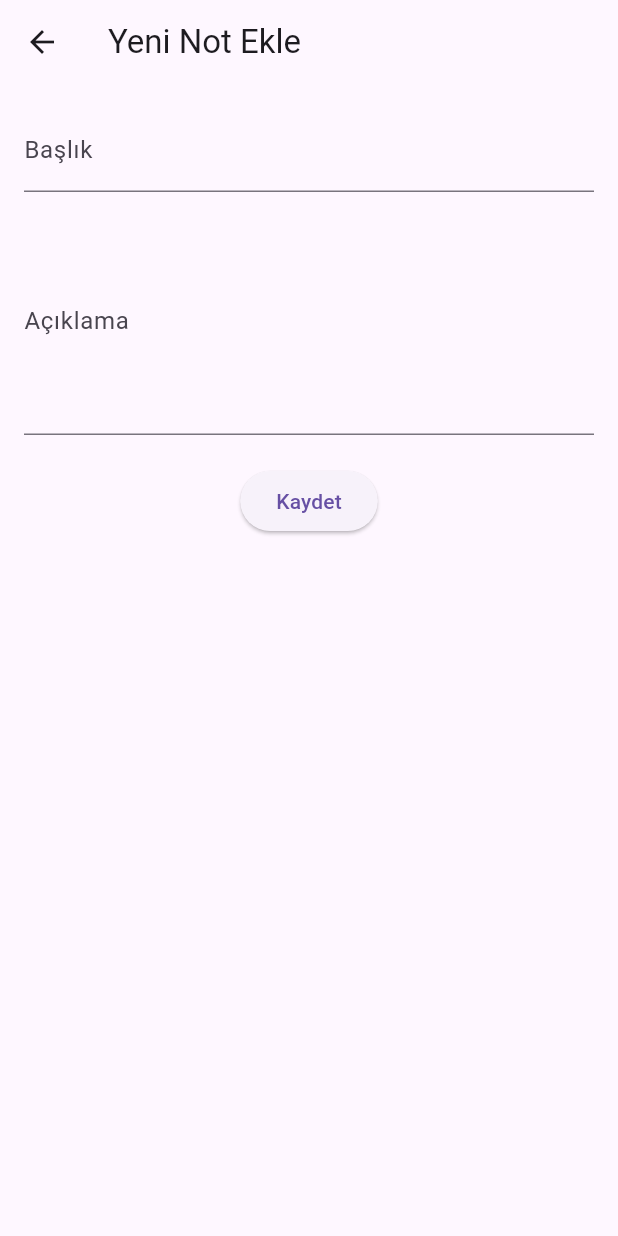
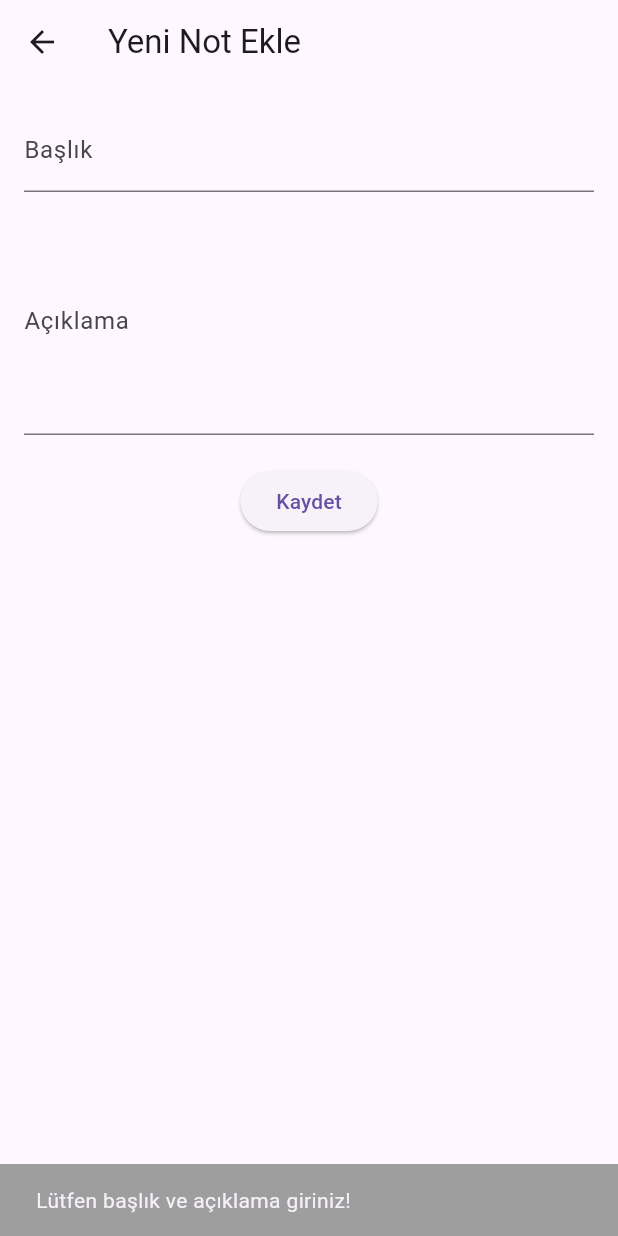
Before and after one commit to Aryayigit/Tidy_Note, a Flutter app: the AddNoteScreen screen opened directly, after a tap on "Kaydet", on a phone screen of 412 x 824 dp. Run offline on Flutter 3.47's test engine with Material 3 defaults, Android fonts, the phone set to English and light mode, and no system bars; our stand-ins replace hive, hive_flutter; accounts and stored records are empty.

Commit message:
* Added a warning message to show if the add note field is empty.

```diff
--- a/lib/screens/add_note_screen.dart
+++ b/lib/screens/add_note_screen.dart
@@ -33,24 +33,40 @@ class _AddNoteScreenState extends State<AddNoteScreen> {
               controller: _descriptionController,
               decoration: const InputDecoration(labelText: "Açıklama"),
               maxLines: 5,
-             textCapitalization: TextCapitalization.sentences,
+              textCapitalization: TextCapitalization.sentences,
             ),
             const SizedBox(height: 20),
             ElevatedButton(
               onPressed: () {
-                final title = _titleController.text.trim();
-                final description = _descriptionController.text.trim();
-
-                if (title.isNotEmpty && description.isNotEmpty) {
-                  Provider.of<NoteProvider>(context, listen: false)
-                      .addNote(title, description);
-                  Navigator.pop(context);
-                }
+                _saveNote(context);
               },
               child: const Text("Kaydet"),
             ),
           ],
         ),
+      ),
+    );
+  }
+
+  void _saveNote(BuildContext context) {
+    final title = _titleController.text.trim();
+    final description = _descriptionController.text.trim();
+
+    if (title.isEmpty || description.isEmpty) {
+      _showErrorMessage(context);
+      return;
+    }
+
+    Provider.of<NoteProvider>(context, listen: false).addNote(title, description);
+    Navigator.pop(context);
+  }
+
+  void _showErrorMessage(BuildContext context) {
+    ScaffoldMessenger.of(context).showSnackBar(
+      const SnackBar(
+        content: Text("Lütfen başlık ve açıklama giriniz!"),
+        backgroundColor: Colors.grey,
+        duration: Duration(seconds: 2),
       ),
     );
   }
```
